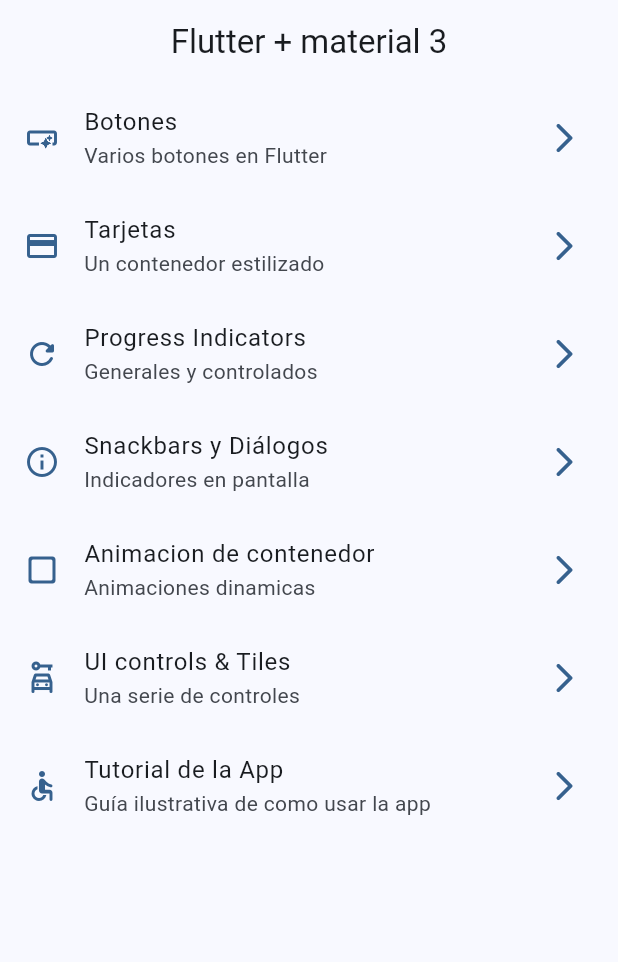
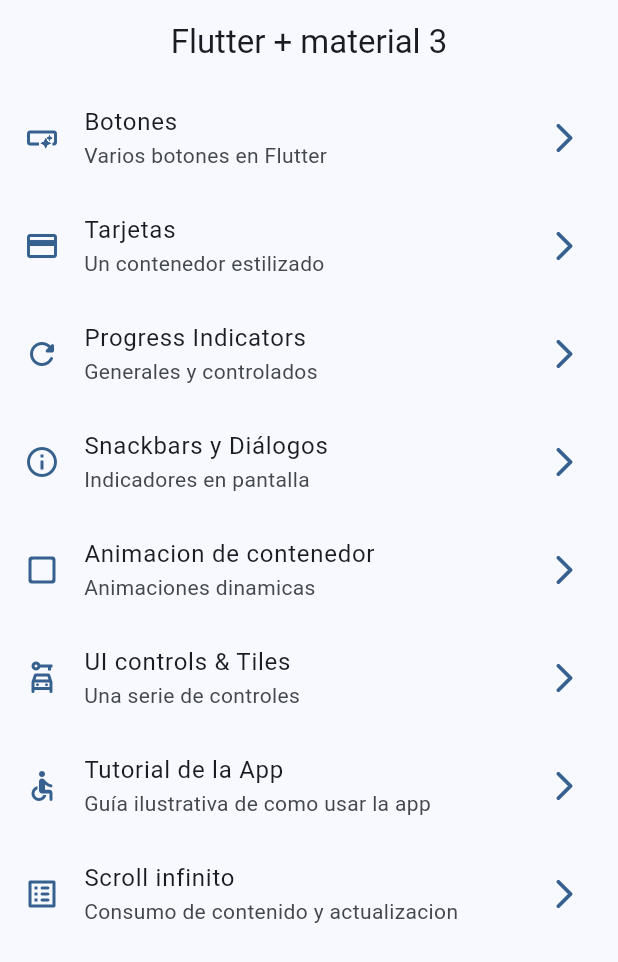
Before and after one commit to josetapia97/FlutterCardPlay, a Flutter app: the screen it shows after launch, on a phone screen of 412 x 824 dp. Shown: the top 962 px of the screen. Run offline on Flutter 3.47's test engine with Material 2 defaults, Android fonts, the phone set to English and light mode, and no system bars; our stand-ins replace animate_do, go_router.

Commit message:
Infinity scroll: implementacion de lista finita

```diff
--- a/lib/config/router/app_router.dart
+++ b/lib/config/router/app_router.dart
@@ -47,6 +47,11 @@ final appRouter = GoRouter(
       name: AppTutorialScreen.name,
       path: '/tutorial',
       builder: (context, state) => const AppTutorialScreen(),
+    ),
+    GoRoute(
+      name: InfiniteScrollScreen.name,
+      path: '/scroll',
+      builder: (context, state) => const InfiniteScrollScreen(),
     )
   ],
 );
--- a/lib/config/theme/menu/menu_items.dart
+++ b/lib/config/theme/menu/menu_items.dart
@@ -18,42 +18,40 @@ const appMenuItems = <MenuItem>[
       tittle: 'Botones',
       subtittle: 'Varios botones en Flutter',
       link: '/buttons',
-       icon: Icons.smart_button_outlined
-       ),
+      icon: Icons.smart_button_outlined),
   MenuItem(
       tittle: 'Tarjetas',
       subtittle: 'Un contenedor estilizado',
       link: '/cards',
-       icon: Icons.credit_card
-       ),
+      icon: Icons.credit_card),
   MenuItem(
       tittle: 'Progress Indicators',
       subtittle: 'Generales y controlados',
       link: '/progress',
-       icon: Icons.refresh_rounded
-       ),
+      icon: Icons.refresh_rounded),
   MenuItem(
       tittle: 'Snackbars y Diálogos',
       subtittle: 'Indicadores en pantalla',
       link: '/snackbar',
-       icon: Icons.info_outline
-       ),
+      icon: Icons.info_outline),
   MenuItem(
       tittle: 'Animacion de contenedor',
       subtittle: 'Animaciones dinamicas',
       link: '/animated',
-       icon: Icons.check_box_outline_blank_rounded
-       ),
+      icon: Icons.check_box_outline_blank_rounded),
   MenuItem(
       tittle: 'UI controls & Tiles',
       subtittle: 'Una serie de controles',
       link: '/ui-controls',
-       icon: Icons.car_rental_outlined
-       ),
+      icon: Icons.car_rental_outlined),
   MenuItem(
       tittle: 'Tutorial de la App',
       subtittle: 'Guía ilustrativa de como usar la app',
       link: '/tutorial',
-       icon: Icons.accessible_rounded
-       ),
+      icon: Icons.accessible_rounded),
+  MenuItem(
+      tittle: 'Scroll infinito',
+      subtittle: 'Consumo de contenido y actualizacion',
+      link: '/scroll',
+      icon: Icons.list_alt_rounded),
 ];
```
Also changed, not shown: lib/presentation/screens/infinite_scroll/infinite_scroll_screen.dart (+32 -2 lines). Lines whose indentation alone changed are shown as unchanged.
